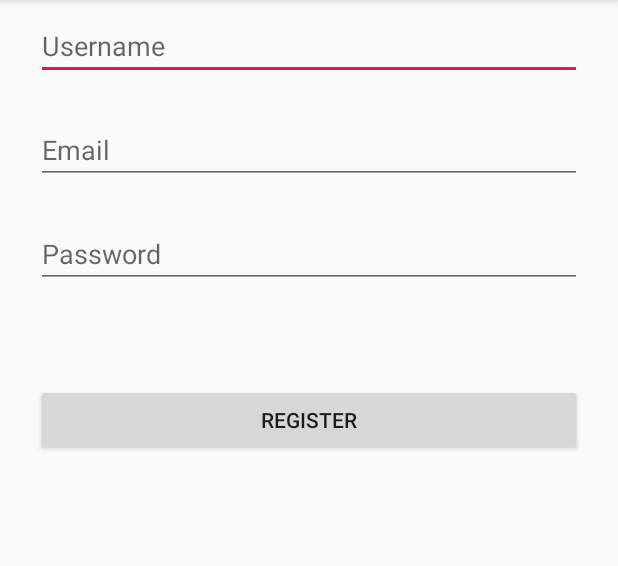
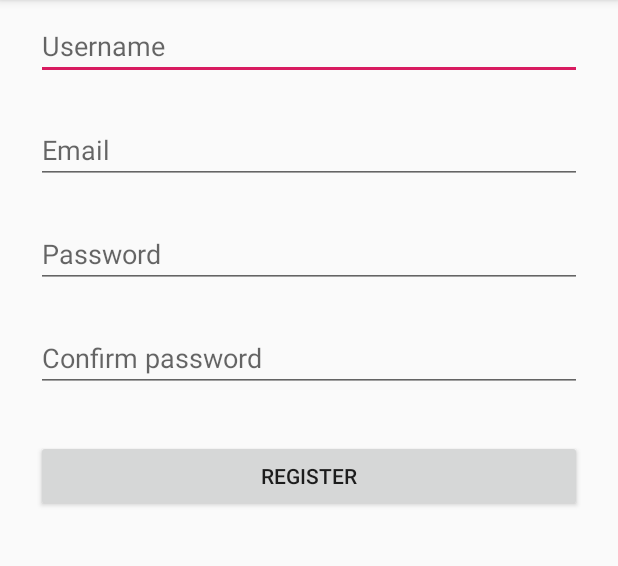
Before and after one commit to barlettacoding/BarlettAPP, an Android app: the screen it shows after launch (RegisterActivity), after a tap on "REGISTER", on a phone screen of 412 x 824 dp, the part 84-650 px from its top. Run offline under Robolectric (Android 15) with nearby library versions, the phone set to English and light mode, and no system bars; our stand-ins replace Volley; 1 other tap on this screen came first.

Commit message:
Aggiunto conferma password. Scheramata di test per il login. Dopo la registrazione si va alla home, come utente loggato. Aggiunte alcune stringhe. Configurato il logout. Aggiunti finish.

```diff
--- a/app/src/main/java/barletta/coding/barlettapp/LoginAndRegister.java
+++ b/app/src/main/java/barletta/coding/barlettapp/LoginAndRegister.java
@@ -1,7 +1,10 @@
 package barletta.coding.barlettapp;
 
 import android.app.ProgressDialog;
+import android.content.BroadcastReceiver;
+import android.content.Context;
 import android.content.Intent;
+import android.content.IntentFilter;
 import android.support.v7.app.AppCompatActivity;
 import android.os.Bundle;
 import android.view.View;
@@ -33,6 +36,15 @@ public class LoginAndRegister extends AppCompatActivity {
     protected void onCreate(Bundle savedInstanceState) {
         super.onCreate(savedInstanceState);
         setContentView(R.layout.login_and_register);
+        /*Controlliamo se l'utente è loggato, se è loggato
+        questa Activity si interrompe con il metodo finish() e
+        passiamo subito all'activity dell'homePage.
+         */
+        if(SharedPrefManager.getInstance(this).isLogged()){
+            finish();
+            startActivity(new Intent(getApplicationContext(),HomeActivity.class));
+            return;
+        }
         inizializeComponent();
 
         registerButton.setOnClickListener(new View.OnClickListener() {
@@ -50,7 +62,7 @@ public class LoginAndRegister extends AppCompatActivity {
                 userLogin();
             }
         });
-
+        broadCastCallFromRegister();
     }
 
     public void inizializeComponent(){
@@ -80,11 +92,14 @@ public class LoginAndRegister extends AppCompatActivity {
                         progressDialog.dismiss();
                         try{
                             JSONObject jsonObject = new JSONObject(response);
+                            //Modificare il messaggio di errore. Fare la stringa
                             if(!jsonObject.getBoolean("error")){//Da qui ci muoviamo alla prossima activity
                                 SharedPrefManager.getInstance(getApplicationContext()).userLogin(jsonObject.getInt("id"),
                                         jsonObject.getString("username"),jsonObject.getString("email"), jsonObject.getInt("tipo"));
-                                Toast.makeText(getApplicationContext(),"Loggin effettuato",Toast.LENGTH_SHORT).show();
+                                startActivity(new Intent(getApplicationContext(),HomeActivity.class));
+                                finish();
                             }else{
+                                //Modificare il messaggio di errore. fare la stringa
                                 Toast.makeText(getApplicationContext(),jsonObject.getString("message"),Toast.LENGTH_SHORT).show();
                             }
                         }catch (JSONException e){
@@ -100,6 +115,7 @@ public class LoginAndRegister extends AppCompatActivity {
                     }
                 }){
             //Qui mettiamo i parametri che dobbiamo passare al php
+            //Per fare il login passiamo al php l'username e la password
             @Override
             protected Map<String, String> getParams() throws AuthFailureError {
                 Map<String, String> params = new HashMap<>();
@@ -108,7 +124,7 @@ public class LoginAndRegister extends AppCompatActivity {
                 return params;
             }
         };
-
+        //Controlliamo se l'utente a messo i dati. Se non li ha messi, non lo facciamo neanche andare avanti
         if(username.isEmpty() || password.isEmpty()){
             progressDialog.hide();
             if(username.isEmpty()){
@@ -118,6 +134,7 @@ public class LoginAndRegister extends AppCompatActivity {
                 this.password.setError(getString(R.string.missingPassword));
             }
         }
+        //Se li ha messi, chiamamo la requestQueue e gli passiamo la stringRequest che contiene i dati per il login
         else{
             MySingleton.getInstance(this).addToRequestQueue(stringRequest);
         }
@@ -125,4 +142,19 @@ public class LoginAndRegister extends AppCompatActivity {
 
     }
 
+    public void broadCastCallFromRegister(){
+        BroadcastReceiver broadcast_reciever = new BroadcastReceiver() {
+
+            @Override
+            public void onReceive(Context arg0, Intent intent) {
+                String action = intent.getAction();
+                if (action.equals("finish")) {
+                    //finishing the activity
+                    finish();
+                }
+            }
+        };
+        registerReceiver(broadcast_reciever, new IntentFilter("finish"));
+    }
+
 }
--- a/app/src/main/res/layout/activity_register.xml
+++ b/app/src/main/res/layout/activity_register.xml
@@ -48,15 +48,31 @@
         app:layout_constraintStart_toStartOf="parent"
         app:layout_constraintTop_toBottomOf="@+id/editTextMailR" />
 
+    <EditText
+        android:id="@+id/editTextPasswordRConf"
+        android:layout_width="0dp"
+        android:layout_height="wrap_content"
+        android:layout_marginStart="24dp"
+        android:layout_marginTop="24dp"
+        android:layout_marginEnd="24dp"
+        android:ems="10"
+        android:hint="@string/confermaPassword"
+        android:inputType="textPassword"
+        app:layout_constraintEnd_toEndOf="parent"
+        app:layout_constraintHorizontal_bias="1.0"
+        app:layout_constraintStart_toStartOf="parent"
+        app:layout_constraintTop_toBottomOf="@+id/editTextPasswordR" />
+
     <Button
         android:id="@+id/buttonRegisterR"
         android:layout_width="0dp"
         android:layout_height="wrap_content"
         android:layout_marginStart="24dp"
-        android:layout_marginTop="64dp"
+        android:layout_marginTop="32dp"
         android:layout_marginEnd="24dp"
         android:text="@string/buttonRegister"
         app:layout_constraintEnd_toEndOf="parent"
+        app:layout_constraintHorizontal_bias="0.0"
         app:layout_constraintStart_toStartOf="parent"
-        app:layout_constraintTop_toBottomOf="@+id/editTextPasswordR" />
+        app:layout_constraintTop_toBottomOf="@+id/editTextPasswordRConf" />
 </android.support.constraint.ConstraintLayout>
--- a/app/src/main/res/values/strings.xml
+++ b/app/src/main/res/values/strings.xml
@@ -11,4 +11,6 @@
     <string name="missingUsername">Missing username</string>
     <string name="missingEmail">Missing email</string>
     <string name="missingPassword">Missing password</string>
+    <string name="passwordNotMatch">Password doesnt match</string>
+    <string name="confermaPassword">Confirm password</string>
 </resources>
```
Also changed, not shown: app/src/main/AndroidManifest.xml (+15 -3 lines), app/src/main/java/barletta/coding/barlettapp/HomeActivity.java (added, +55 -0 lines), app/src/main/java/barletta/coding/barlettapp/RegisterActivity.java (+26 -2 lines), app/src/main/java/barletta/coding/barlettapp/SharedPrefManager.java (+21 -8 lines), app/src/main/res/layout/activity_home.xml (added, +56 -0 lines).
